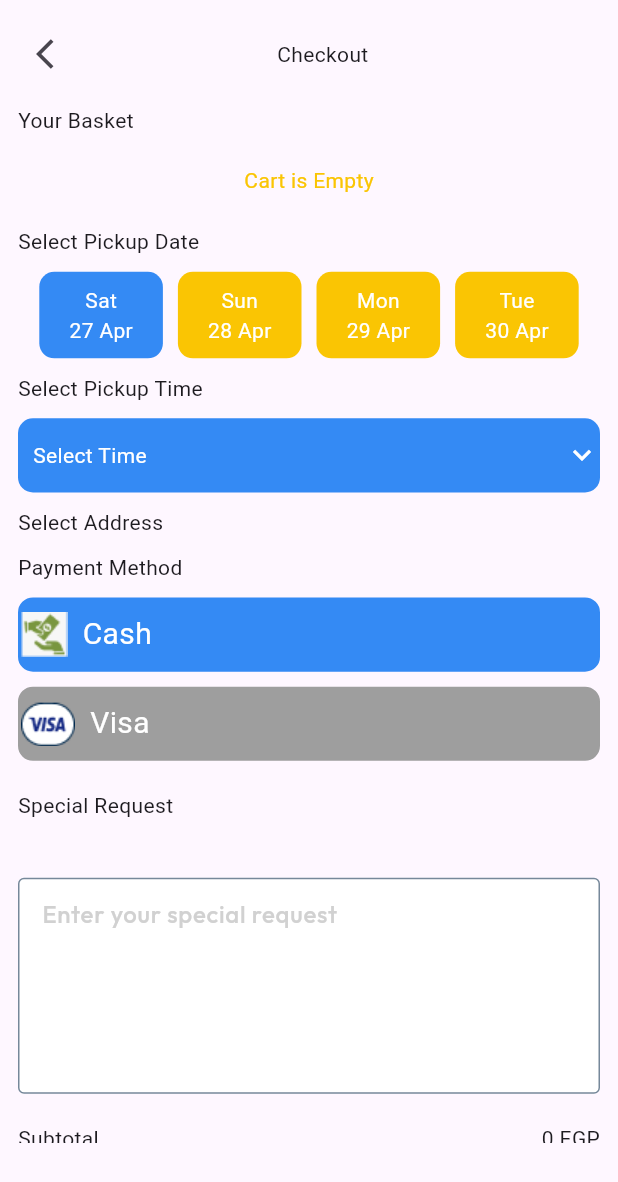
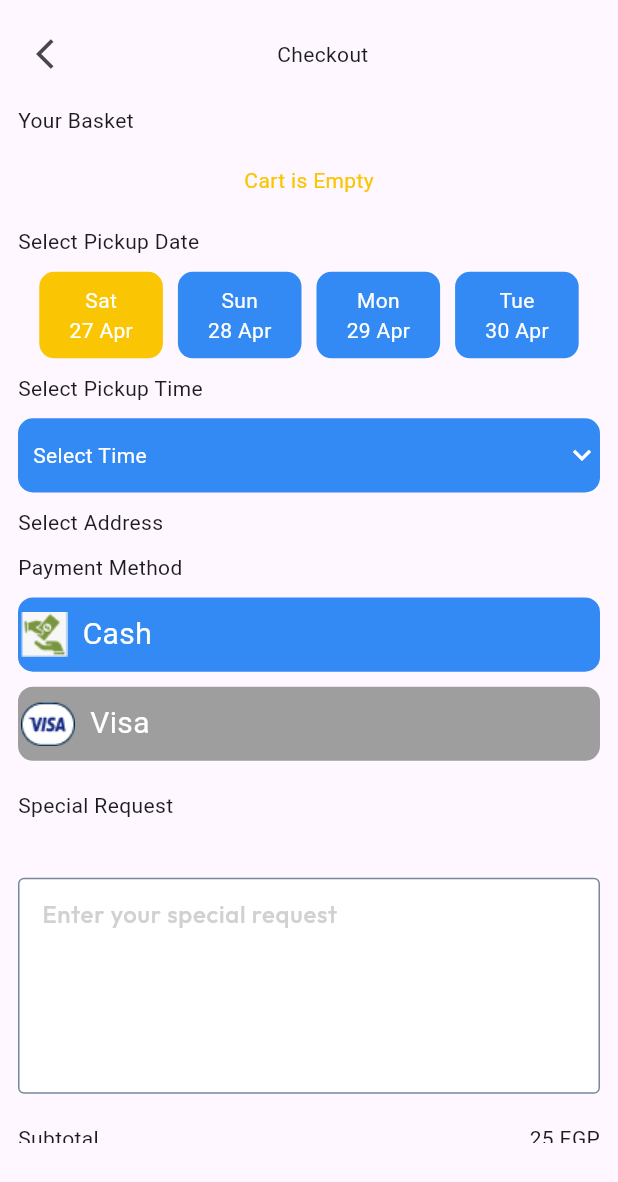
Before and after one commit to Abdelrahman-Moataz/Youmeya, a Flutter app: the CheckOut screen opened directly, after a tap on an icon or button, on a phone screen of 412 x 824 dp. Shown: the top 1182 px of the screen. Run offline on Flutter 3.47's test engine with Material 3 defaults, Android fonts, the light colour scheme and no system bars; our stand-ins replace cloud_firestore, firebase_auth, firebase_core, firebase_storage, get, google_sign_in and 3 more; missing offline and left inert: social_auth_buttons; accounts and stored records are empty.

Commit message:
check out

```diff
--- a/lib/view/checkout_screen/checkout_screen.dart
+++ b/lib/view/checkout_screen/checkout_screen.dart
@@ -10,9 +10,14 @@
 import '../old_order_confirmation_screen/old_order_confirmation_screen.dart';
 import '../order_confirmation/order_confirmation.dart';
 
-class CheckOut extends StatelessWidget {
+class CheckOut extends StatefulWidget {
   CheckOut({super.key});
 
+  @override
+  State<CheckOut> createState() => _CheckOutState();
+}
+
+class _CheckOutState extends State<CheckOut> {
   DateTime? _selectedTime;
 
   void _showTimePicker(BuildContext context) {
@@ -26,7 +31,10 @@
             mode: CupertinoDatePickerMode.time,
             initialDateTime: DateTime.now(),
             onDateTimeChanged: (DateTime newDateTime) {
+              setState(() {
                 _selectedTime = newDateTime;
+                print(_selectedTime);
+              });
             },
           ),
         );
@@ -69,6 +77,17 @@
       return tomorrowDate;
     }
 
+
+
+    String getTomorrowInfo(int daysToAdd, String format) {
+      final now = DateTime.now();
+      final tomorrow = now.add(Duration(days: daysToAdd)); // Add specified number of days
+      final formatter = DateFormat(format); // Use specified format
+      final tomorrowInfo = formatter.format(tomorrow);
+      return tomorrowInfo;
+    }
+
+
     var controller = Get.put(CartController());
     var controllerQ = Get.put(ProductController());
 
@@ -98,9 +117,7 @@
                 ],
               ),
               10.heightBox,
-              SingleChildScrollView(
-                reverse: true,
-                child: SizedBox(
+              SizedBox(
                 height: h * 0.84,
                 child: ListView(
                   shrinkWrap: true,
@@ -151,15 +168,21 @@
                       mainAxisAlignment: MainAxisAlignment.center,
                       children: List.generate(
                         4,
-                          (index) => dayContainer(
+                        (index) => GestureDetector(
+                          onTap: (){
+                            setState(() {
+                              selectedIndex = index; // Update selectedIndex when item is pressed
+                              print(getTomorrowsDate(index));
+                              print(getTomorrowsDayName(index));
+                            });
+                          },
+                          child: dayContainer(
                             context1: context,
                             context2: context,
-                            onTap: () {
-                              index = selectedIndex;
-                            },
                             day: getTomorrowsDayName(index),
                             date: getTomorrowsDate(index),
-                            colorr: index == 0 ? mainColor : bottom,
+                            color: index == selectedIndex ? bottom : mainColor,
+                          ),
                         ),
                       ),
                     ),
@@ -209,12 +232,13 @@
                                   selectedIndex =
                                       index; // Update selectedIndex to the tapped index
                                   print(index);
+                                  print(pay[index]);
                                 },
                                 child: cashOrVisa(
                                   context1: context,
                                   context2: context,
                                   title: pay[index],
-                                    colur: index ==0
+                                  colur: index == 0
                                       ? mainColor
                                       : Colors
                                           .grey, // Change color based on the selected index
@@ -266,7 +290,7 @@
                       ),
                       15.heightBox,
                       ourButton(
-                          onPress: () async{
+                        onPress: () async {
                           await controller.placeMyOrder(
                               orderPaymentMethod: "cash",
                               totalAmount: controller.totalP.value);
@@ -281,7 +305,6 @@
                   ],
                 ),
               ),
-              ),
             ],
           ),
         ),
--- a/lib/view/checkout_screen/widget/day-container.dart
+++ b/lib/view/checkout_screen/widget/day-container.dart
@@ -1,18 +1,21 @@
 import 'package:youmeya/consent/consent.dart';
 
-Widget dayContainer(
-    {Color? colorr, context1, context2, String? day, String? date, Function()? onTap}) {
+Widget dayContainer({
+  Color? color,
+  context1,
+  context2,
+  String? day,
+  String? date,
+}) {
   final w = MediaQuery.of(context1).size.width;
   final h = MediaQuery.of(context2).size.height;
   return Padding(
     padding: const EdgeInsets.only(left: 5.0, right: 5.0),
-    child: GestureDetector(
-      onTap:onTap,
     child: Container(
       width: w * 0.2,
       height: h * 0.07,
       decoration: BoxDecoration(
-          color: colorr,
+        color: color,
         borderRadius: BorderRadius.circular(10),
       ),
       child: Column(
@@ -33,6 +36,5 @@
         ],
       ),
     ),
-    ),
   );
 }
```
Lines whose indentation alone changed are shown as unchanged.
